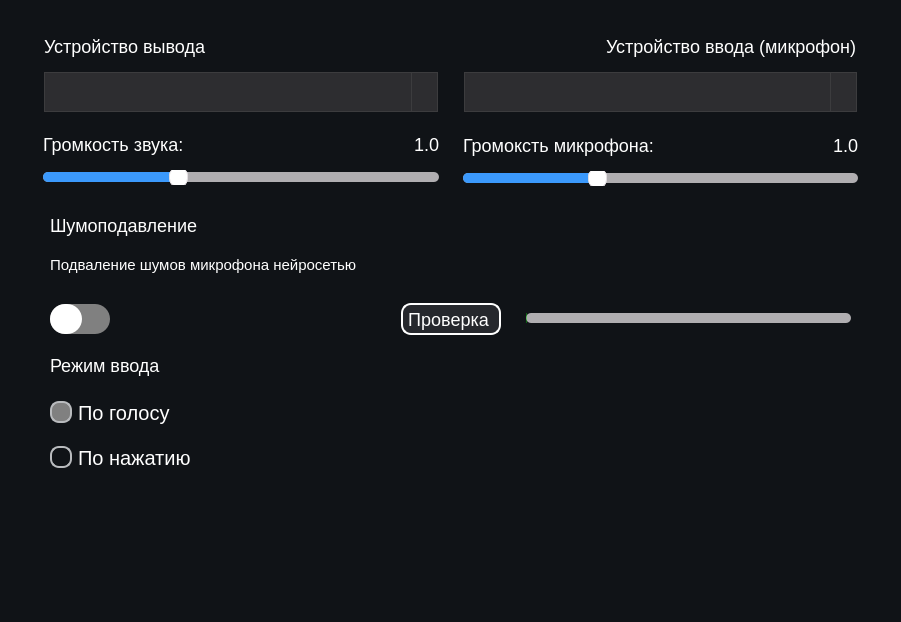
First picture: the form in Zcord/GUI/Voice/VoiceParameters.ui, repository DmitryGorny/Zcord, before the edit.
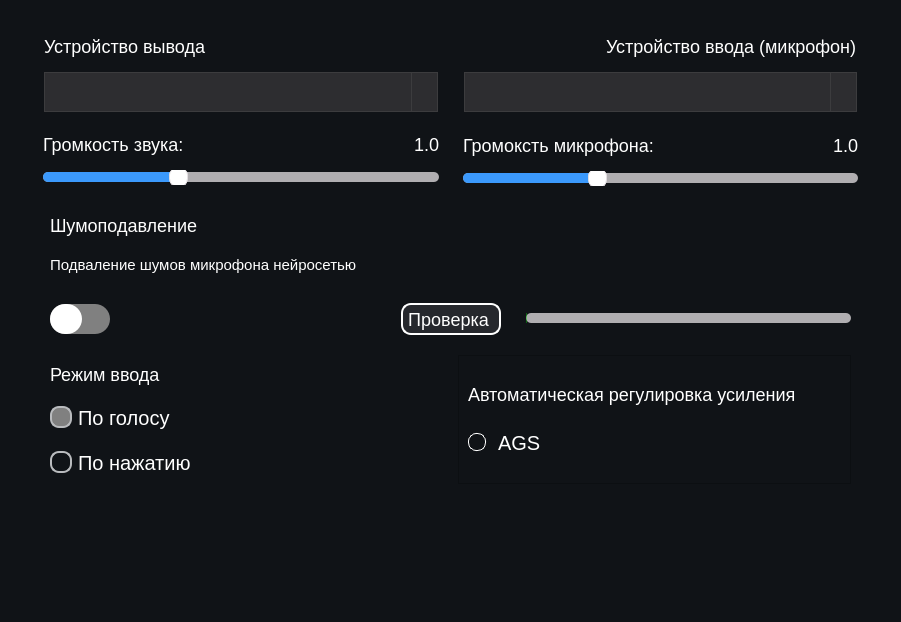
Second picture: the form after the edit. Icons and pictures are not drawn.

What changed in the file:
```diff
--- a/Zcord/GUI/Voice/VoiceParameters.ui
+++ b/Zcord/GUI/Voice/VoiceParameters.ui
@@ -850,7 +850,7 @@
           <verstretch>0</verstretch>
          </sizepolicy>
         </property>
-        <layout class="QVBoxLayout" name="InputModedad">
+        <layout class="QHBoxLayout" name="horizontalLayout_7">
          <property name="spacing">
           <number>15</number>
          </property>
@@ -866,25 +866,6 @@
          <property name="bottomMargin">
           <number>0</number>
          </property>
-         <item>
-          <widget class="QLabel" name="label_9">
-           <property name="sizePolicy">
-            <sizepolicy hsizetype="Preferred" vsizetype="Fixed">
-             <horstretch>0</horstretch>
-             <verstretch>0</verstretch>
-            </sizepolicy>
-           </property>
-           <property name="styleSheet">
-            <string notr="true">QLabel {
-	color:white;
-	font-size:18px;
-}</string>
-           </property>
-           <property name="text">
-            <string>Режим ввода</string>
-           </property>
-          </widget>
-         </item>
          <item>
           <widget class="QFrame" name="Choose">
            <property name="sizePolicy">
@@ -903,6 +884,25 @@
             <property name="rightMargin">
              <number>0</number>
             </property>
+            <item>
+             <widget class="QLabel" name="label_9">
+              <property name="sizePolicy">
+               <sizepolicy hsizetype="Preferred" vsizetype="Fixed">
+                <horstretch>0</horstretch>
+                <verstretch>0</verstretch>
+               </sizepolicy>
+              </property>
+              <property name="styleSheet">
+               <string notr="true">QLabel {
+	color:white;
+	font-size:18px;
+}</string>
+              </property>
+              <property name="text">
+               <string>Режим ввода</string>
+              </property>
+             </widget>
+            </item>
             <item>
              <widget class="QRadioButton" name="radioButton">
               <property name="sizePolicy">
@@ -979,6 +979,78 @@
            </layout>
           </widget>
          </item>
+         <item>
+          <widget class="QFrame" name="AGS">
+           <property name="frameShape">
+            <enum>QFrame::StyledPanel</enum>
+           </property>
+           <property name="frameShadow">
+            <enum>QFrame::Raised</enum>
+           </property>
+           <layout class="QVBoxLayout" name="verticalLayout_4">
+            <item>
+             <widget class="QLabel" name="label_3">
+              <property name="sizePolicy">
+               <sizepolicy hsizetype="Preferred" vsizetype="Preferred">
+                <horstretch>0</horstretch>
+                <verstretch>0</verstretch>
+               </sizepolicy>
+              </property>
+              <property name="maximumSize">
+               <size>
+                <width>350</width>
+                <height>25</height>
+               </size>
+              </property>
+              <property name="styleSheet">
+               <string notr="true">QLabel {
+	color:white;
+	font-size:18px;
+}</string>
+              </property>
+              <property name="text">
+               <string>Автоматическая регулировка усиления</string>
+              </property>
+             </widget>
+            </item>
+            <item>
+             <widget class="QRadioButton" name="AutoGainControl">
+              <property name="maximumSize">
+               <size>
+                <width>100</width>
+                <height>16777215</height>
+               </size>
+              </property>
+              <property name="styleSheet">
+               <string notr="true">QRadioButton {
+color:white;
+font-size:20px;
+}
+
+/* внешний кружок */
+QRadioButton::indicator {
+    width: 16px;
+    height: 16px;
+    border-radius: 8px;
+    border: 1.4px solid white;
+    background: transparent;
+    margin-right: 6px;
+}
+
+/* точка при checked */
+QRadioButton::indicator:checked {
+    background: grey;
+}
+</string>
+              </property>
+              <property name="text">
+               <string>AGS</string>
+              </property>
+             </widget>
+            </item>
+           </layout>
+          </widget>
+         </item>
         </layout>
        </widget>
       </item>
```
Left out of the diff: 2 changed lines with no effect on the pictures.
